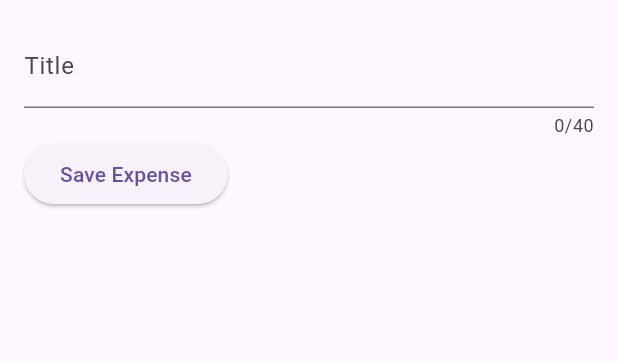
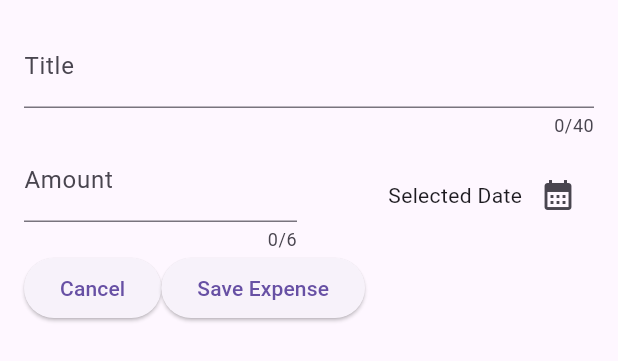
Before and after one commit to Aviral23Sri/Expense-Tracker, a Flutter app: the NewExpense widget shown alone on an empty page, opened directly, on a phone screen of 412 x 824 dp. Shown: the top 361 px of the screen. Run offline on Flutter 3.47's test engine with Material 3 defaults, Android fonts, the phone set to English and light mode, and no system bars.

Commit message:
Added a date picker , used controller inted of on changed in textfield, Cancel button , Anwer Text field etc

```diff
--- a/lib/widgets/new_expense.dart
+++ b/lib/widgets/new_expense.dart
@@ -1,4 +1,5 @@
 import 'package:flutter/material.dart';
+import 'package:flutter/widgets.dart';
 
 class NewExpense extends StatefulWidget {
   const NewExpense({super.key});
@@ -10,9 +11,24 @@ class NewExpense extends StatefulWidget {
 }
 
 class _NewExpenseState extends State<NewExpense> {
-  var _enteredTitle = '';
-  void _saveTitleInput(String inputValue) {
-    _enteredTitle = inputValue;
+  final _titleController = TextEditingController();
+  final _amountcontroller = TextEditingController();
+
+  void presentDatePicker() {
+    final now = DateTime.now();
+    final firstDate = DateTime(now.year - 1, now.month, now.day);
+    showDatePicker(
+        context: context,
+        initialDate: now,
+        firstDate: firstDate,
+        lastDate: now);
+  }
+
+  @override
+  void dispose() {
+    _titleController.dispose();
+    _amountcontroller.dispose();
+    super.dispose();
   }
 
   @override
@@ -22,7 +38,7 @@ class _NewExpenseState extends State<NewExpense> {
       child: Column(
         children: [
           TextField(
-            onChanged: _saveTitleInput,
+            controller: _titleController,
             maxLength: 40,
             decoration: const InputDecoration(
               label: Text('Title'),
@@ -30,11 +46,52 @@ class _NewExpenseState extends State<NewExpense> {
           ),
           Row(
             children: [
+              Expanded(
+                child: TextField(
+                  keyboardType: TextInputType.number,
+                  controller: _amountcontroller,
+                  maxLength: 6,
+                  decoration: const InputDecoration(
+                    prefixText: '₹',
+                    label: Text('Amount'),
+                  ),
+                ),
+              ),
+              const SizedBox(
+                width: 16,
+              ),
+              Expanded(
+                child: Row(
+                  mainAxisAlignment: MainAxisAlignment.end,
+                  crossAxisAlignment: CrossAxisAlignment.center,
+                  children: [
+                    Text('Selected Date'),
+                    IconButton(
+                      onPressed: presentDatePicker,
+                      icon: const Icon(
+                        Icons.calendar_month,
+                      ),
+                    ),
+                  ],
+                ),
+              )
+            ],
+          ),
+          Row(
+            children: [
               ElevatedButton(
-                  onPressed: () {
-                    print(_enteredTitle);
-                  },
-                  child: const Text('Save Expense'))
+                onPressed: () {
+                  Navigator.pop(context);
+                },
+                child: const Text('Cancel'),
+              ),
+              ElevatedButton(
+                onPressed: () {
+                  print(_titleController.text);
+                  print(_amountcontroller.text);
+                },
+                child: const Text('Save Expense'),
+              ),
             ],
           ),
         ],
```
